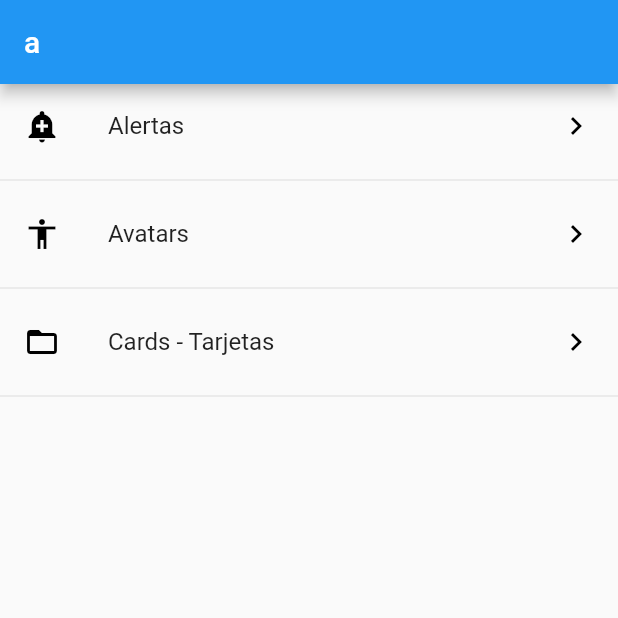
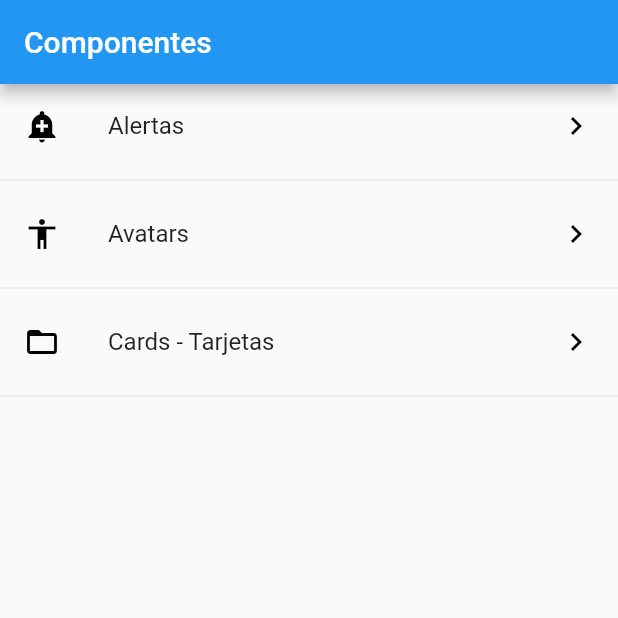
Before and after one commit to JuanFCVal/FlutterBasicFunctions, a Flutter app: the screen it shows after launch, on a phone screen of 412 x 824 dp, the top half of it. Run offline on Flutter 3.47's test engine with Material 2 defaults, Android fonts, the phone set to English and light mode, and no system bars.

```diff
--- a/examples/lib/main.dart
+++ b/examples/lib/main.dart
@@ -1,6 +1,5 @@
 import 'package:examples/src/pages/alert_page.dart';
-import 'package:examples/src/pages/avatar_page.dart';
-import 'package:examples/src/pages/home.dart';
+import 'package:examples/src/routes/routes.dart';
 import 'package:flutter/material.dart';
 
 void main() => runApp(MyApp());
@@ -10,12 +9,12 @@ class MyApp extends StatelessWidget {
   Widget build(BuildContext context) {
     return MaterialApp(
       debugShowCheckedModeBanner: false,
-      title: 'Material App',
+      title: 'Examples App',
       initialRoute: '/',
-      routes: <String, WidgetBuilder>{
-        '/': (BuildContext context) => HomePage(),
-        'alert': (BuildContext context) => AlertPage(),
-        'avatar': (BuildContext context) => AvatarPage(),
+      routes: getApplicationRoutes(),
+      onGenerateRoute: (settings) {
+        print("Ruta llamada: ${settings.name}");
+        return MaterialPageRoute(builder: (context) => AlertPage());
       },
     );
   }
--- a/examples/lib/src/Utils/icon_string_util.dart
+++ b/examples/lib/src/Utils/icon_string_util.dart
@@ -1,11 +1,13 @@
 import 'package:flutter/material.dart';
 
-final _icons = <String, IconData>{
+final Map _icons = <String, IconData>{
   'add_alert': Icons.add_alert,
   'accessibility': Icons.accessibility,
   'folder_open': Icons.folder_open
 };
 
 Icon getIcon(String nombreIcono) {
-  return Icon(_icons[nombreIcono], color: Colors.black);
+  return Icon(_icons[nombreIcono],
+      color: Colors
+          .black); //Busco en mi map _icon el icono que se llame como el string que recibe el metodo
 }
--- a/examples/lib/src/pages/home.dart
+++ b/examples/lib/src/pages/home.dart
@@ -1,6 +1,6 @@
-import 'package:examples/src/Utils/icon_string_util.dart';
 import 'package:examples/src/providers/menu_provider.dart';
 import 'package:flutter/material.dart';
+import 'package:examples/src/Utils/icon_string_util.dart';
 
 class HomePage extends StatelessWidget {
   const HomePage({Key key}) : super(key: key);
@@ -9,7 +9,7 @@ class HomePage extends StatelessWidget {
   Widget build(BuildContext context) {
     return Scaffold(
       appBar: AppBar(
-        title: Text("a"),
+        title: Text("Componentes"),
       ),
       body: _lista(),
     );
@@ -17,9 +17,11 @@ class HomePage extends StatelessWidget {
 
   Widget _lista() {
     return FutureBuilder(
+      //Future builder tiene 3 estados, cuando carga, cuando busca y cuando no encuentra es para que el app no parezca trabada cuando obtiene info
       future: menuProvider.cargarData(),
       initialData: [],
-      builder: (BuildContext context, AsyncSnapshot<List<dynamic>> snapshot) {
+      builder: (context, AsyncSnapshot<List<dynamic>> snapshot) {
+        //Snapshot es la información
         return ListView(
           children: _crearItems(snapshot.data, context),
         );
@@ -35,12 +37,8 @@ class HomePage extends StatelessWidget {
           leading: getIcon(element["icon"]),
           trailing: Icon(Icons.keyboard_arrow_right, color: Colors.black),
           onTap: () {
-            //final route = MaterialPageRoute(builder: (context) {
-            //return AlertPage();
-            //});
             Navigator.pushNamed(context, element['ruta']);
           });
-
       opciones..add(widgetTemp)..add(Divider());
     });
     return opciones;
--- /dev/null
+++ b/examples/lib/src/routes/routes.dart
@@ -0,0 +1,12 @@
+import 'package:examples/src/pages/alert_page.dart';
+import 'package:examples/src/pages/avatar_page.dart';
+import 'package:examples/src/pages/home.dart';
+import 'package:flutter/material.dart';
+
+Map<String, WidgetBuilder> getApplicationRoutes() {
+  return <String, WidgetBuilder>{
+    '/': (BuildContext context) => HomePage(),
+    'alert': (BuildContext context) => AlertPage(),
+    'avatar': (BuildContext context) => AvatarPage(),
+  };
+}
```
